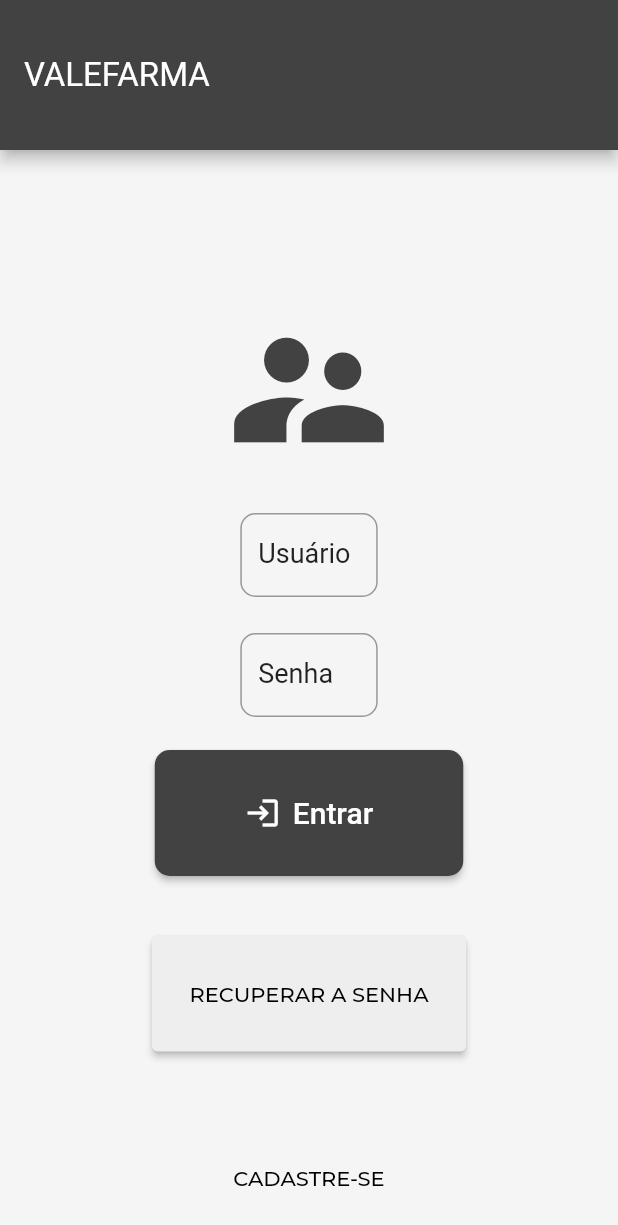
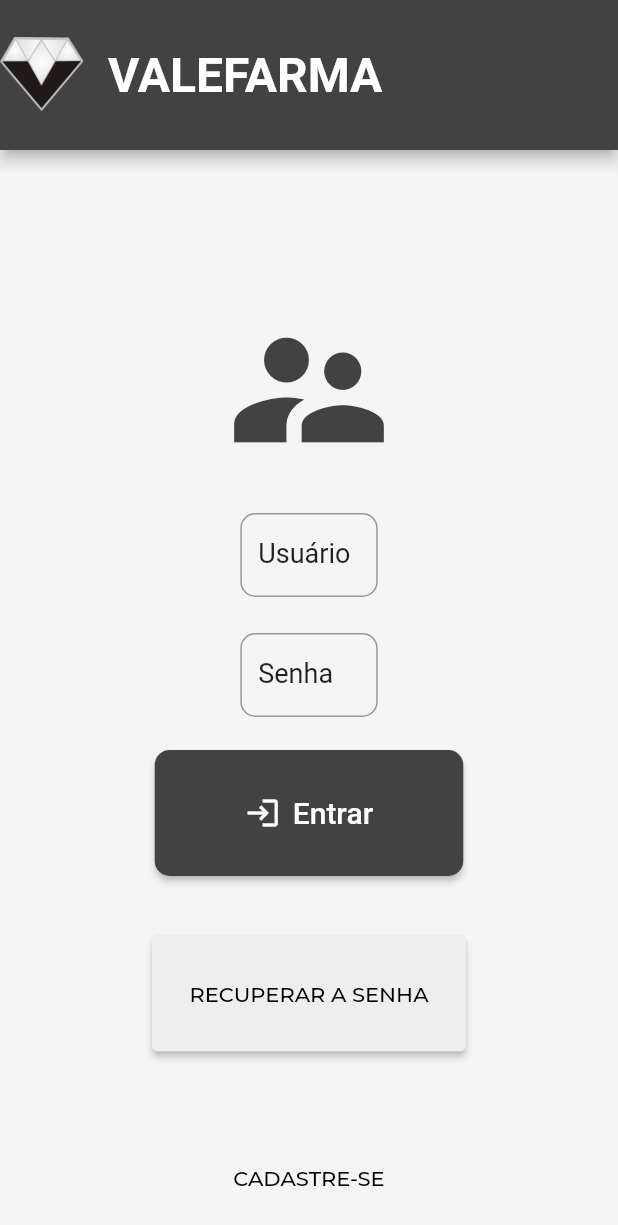
Before and after one commit to axebio/prova1_web, a Flutter app: the screen it shows after launch, on a phone screen of 412 x 824 dp. Shown: the top 1225 px of the screen. Run offline on Flutter 3.47's test engine with Material 2 defaults, Android fonts, the phone set to English and light mode, and no system bars; our stand-ins replace google_fonts.

Commit message:
login_com_o_logo

```diff
--- a/lib/Login.dart
+++ b/lib/Login.dart
@@ -16,14 +16,16 @@ class _LoginState extends State<Login> {
           automaticallyImplyLeading: true,
           title: Text(
             'VALEFARMA',
-            style: Theme.of(context).textTheme.headline1,
+            style: TextStyle(fontSize: 32, fontWeight: FontWeight.bold),
+            // Theme.of(context).textTheme.headline1,
           ),
           backgroundColor: Theme.of(context).primaryColor,
-          // leading: GestureDetector(
-          //     onTap: () {
-          //       Navigator.pushNamed(context, '/Tela3');
-          //     },
-          //     child: Icon(Icons.info, size: 40)),
+          leading: GestureDetector(
+              onTap: () {
+                Navigator.pushNamed(context, '/Tela3');
+              },
+              child: Image.asset('lib/assets/diamante.png', height: 90)),
+          // Icon(Icons.info, size: 40)),
         ),
         backgroundColor: Theme.of(context).backgroundColor,
         body: Column(children: [
--- a/lib/main.dart
+++ b/lib/main.dart
@@ -3,6 +3,7 @@ import 'package:google_fonts/google_fonts.dart';
 import 'Login.dart';
 import 'NovoUsuario.dart';
 import 'Menu.dart';
+
 
 
 void main() {
@@ -23,6 +24,7 @@ void main() {
         primaryColor: Colors.grey[800],
         backgroundColor: Colors.grey[100],
 
+
         textTheme: TextTheme(
           headline1: GoogleFonts.roboto(
             color: Colors.white,
```
Also changed, not shown: lib/assets/diamante.png (added), lib/assets/valefarma.png (added).
